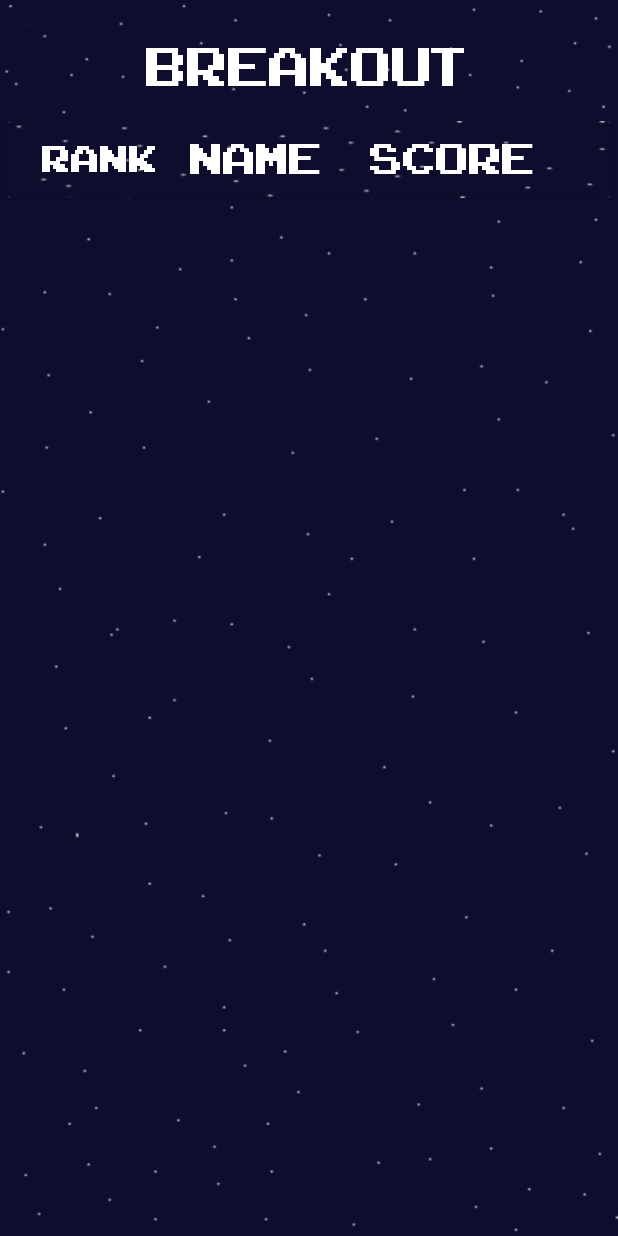
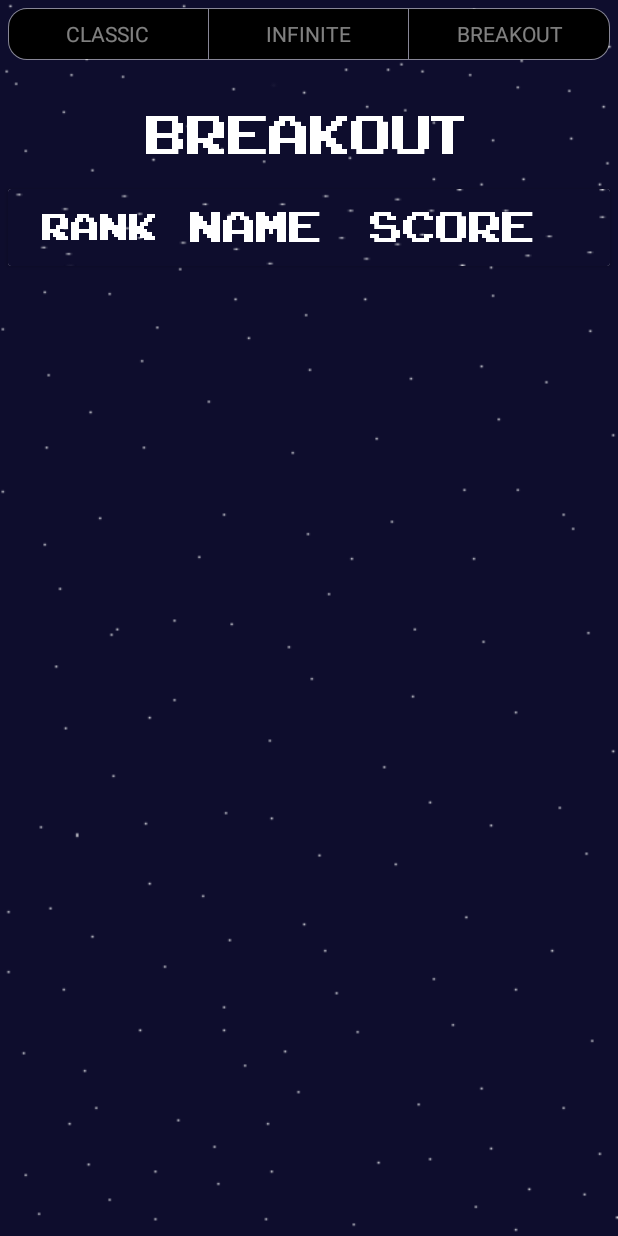
Before and after one commit to Quallthorn/PONG_Group, an Android app: the HighScore screen opened directly, with no data from a screen before it, on a phone screen of 412 x 824 dp. Run offline under Robolectric (Android 15) with nearby library versions, the phone set to English and light mode, and no system bars; libraries missing offline, so code that uses them is left out: io.realm, io.realm.annotations, org.bson.types; Roboto replaces fonts that are not available here; 2 statements that could not run were skipped.

Commit message:
Game type enum

```diff
--- a/app/src/main/java/com/example/pong_group/Controller/HighScore.kt
+++ b/app/src/main/java/com/example/pong_group/Controller/HighScore.kt
@@ -3,10 +3,13 @@ package com.example.pong_group.Controller
 import android.content.Intent
 import androidx.appcompat.app.AppCompatActivity
 import android.os.Bundle
+import android.widget.RadioButton
+import android.widget.RadioGroup
 import android.widget.TextView
 import androidx.recyclerview.widget.LinearLayoutManager
 import androidx.recyclerview.widget.RecyclerView
 import com.example.pong_group.Controller.App.Companion.instance
+import com.example.pong_group.Model.GameType
 import com.example.pong_group.Model.Scores
 import com.example.pong_group.Model.ScoresRealm
 import com.example.pong_group.R
@@ -16,6 +19,7 @@ class HighScore : AppCompatActivity() {
 
     var scoresList = mutableListOf<Scores>()
     private lateinit var titleText: TextView
+    lateinit var scoresRadioGroup: RadioGroup
 
     override fun onCreate(savedInstanceState: Bundle?) {
         super.onCreate(savedInstanceState)
@@ -30,14 +34,28 @@ class HighScore : AppCompatActivity() {
         }
 
         scoresList = when {
-            prefs.isClassicInterface -> ScoresRealm.retrieveScores("classic")
-            prefs.isInfiniteLevels -> ScoresRealm.retrieveScores("infinite")
-            else -> ScoresRealm.retrieveScores("breakout")
+            prefs.isClassicInterface -> ScoresRealm.retrieveScores(GameType.CLASSIC)
+            prefs.isInfiniteLevels -> ScoresRealm.retrieveScores(GameType.INFINITE)
+            else -> ScoresRealm.retrieveScores(GameType.BREAKOUT)
         }
+
+
         val listview = findViewById<RecyclerView>(R.id.scores_list)
         val adapter = HighScoreAdapter(scoresList)
         listview.adapter = adapter
         listview.layoutManager = LinearLayoutManager(instance)
+
+        scoresRadioGroup = findViewById(R.id.scoresRadioGroup)
+
+        scoresRadioGroup.setOnCheckedChangeListener { radioGroup, radioButtonID ->
+            val selectedRadioButton = radioGroup.findViewById<RadioButton>(radioButtonID)
+           scoresList = when (selectedRadioButton.text) {
+                "CLASSIC" -> ScoresRealm.retrieveScores(GameType.CLASSIC)
+                "INFINITE" -> ScoresRealm.retrieveScores(GameType.INFINITE)
+                else -> ScoresRealm.retrieveScores(GameType.BREAKOUT)
+            }
+            adapter.notifyDataSetChanged()
+        }
     }
 
     override fun onBackPressed() {
--- a/app/src/main/java/com/example/pong_group/Model/GameViewBreakout.kt
+++ b/app/src/main/java/com/example/pong_group/Model/GameViewBreakout.kt
@@ -67,16 +67,16 @@ class GameViewBreakout(context: Context) : SurfaceView(context), SurfaceHolder.C
     init {
         if (classic) {
             lives = 1
-            GameSettings.highScoreBreakoutClassic = ScoresRealm.findHighestScore("classic")
+            GameSettings.highScoreBreakoutClassic = ScoresRealm.findHighestScore(GameType.CLASSIC)
             SharedBreakout.ballSpeedStart = 10f
             SharedBreakout.brickCountX = 14
             SharedBreakout.brickCountY = 8
             colorArray = App.instance.resources.obtainTypedArray(R.array.breakout_bricks_classic)
         } else {
             if (infinite)
-                GameSettings.highScoreBreakoutInfinite = ScoresRealm.findHighestScore("infinite")
+                GameSettings.highScoreBreakoutInfinite = ScoresRealm.findHighestScore(GameType.INFINITE)
             else
-                GameSettings.highScoreBreakout = ScoresRealm.findHighestScore("breakout")
+                GameSettings.highScoreBreakout = ScoresRealm.findHighestScore(GameType.BREAKOUT)
             colorArray = App.instance.resources.obtainTypedArray(R.array.breakout_bricks)
             lives = 3
             SharedBreakout.ballSpeedStart = 15f
--- /dev/null
+++ b/app/src/main/res/drawable/txt_segmented.xml
@@ -0,0 +1,6 @@
+<?xml version="1.0" encoding="utf-8"?>
+<selector xmlns:android="http://schemas.android.com/apk/res/android">
+    <item android:color="@android:color/white" android:state_checked="true" />
+    <item android:color="@android:color/white" android:state_selected="true" />
+    <item android:color="@color/colorPrimary" />
+</selector>
--- a/app/src/main/res/layout/activity_high_score.xml
+++ b/app/src/main/res/layout/activity_high_score.xml
@@ -6,6 +6,58 @@
     android:layout_height="match_parent"
     tools:context=".Controller.HighScore"
     android:background="@drawable/star_background">
+
+
+    <RadioGroup
+        android:id="@+id/scoresRadioGroup"
+        android:layout_width="match_parent"
+        android:layout_height="45dp"
+        android:gravity="center"
+        android:orientation="horizontal"
+        android:paddingStart="5dp"
+        android:paddingTop="5dp"
+        android:paddingEnd="5dp"
+        android:paddingBottom="5dp"
+        app:layout_constraintEnd_toEndOf="parent"
+        app:layout_constraintHorizontal_bias="0.0"
+        app:layout_constraintStart_toStartOf="parent"
+        app:layout_constraintTop_toTopOf="parent">
+
+        <RadioButton
+            android:id="@+id/classicRadioButton"
+            android:layout_width="0dp"
+            android:layout_height="wrap_content"
+            android:layout_weight="1"
+            android:background="@drawable/btn_segmented_left"
+            android:button="@android:color/transparent"
+            android:gravity="center"
+            android:text= "CLASSIC"
+            android:textColor="@drawable/txt_segmented" />
+
+        <RadioButton
+            android:id="@+id/infiniteRadioButton"
+            android:layout_width="0dp"
+            android:layout_height="wrap_content"
+            android:layout_weight="1"
+            android:background="@drawable/btn_segmented_center"
+            android:button="@android:color/transparent"
+            android:gravity="center"
+            android:text="INFINITE"
+            android:textColor="@drawable/txt_segmented" />
+
+
+        <RadioButton
+            android:id="@+id/breakoutRadioButton"
+            android:layout_width="0dp"
+            android:layout_height="wrap_content"
+            android:layout_weight="1"
+            android:background="@drawable/btn_segmented_right"
+            android:button="@android:color/transparent"
+            android:gravity="center"
+            android:padding="2dp"
+            android:text="BREAKOUT"
+            android:textColor="@drawable/txt_segmented" />
+    </RadioGroup>
 
     <TextView
         android:id="@+id/game_title"
@@ -18,7 +70,7 @@
         android:textSize="50sp"
         app:layout_constraintEnd_toEndOf="parent"
         app:layout_constraintStart_toStartOf="parent"
-        app:layout_constraintTop_toTopOf="parent" />
+        app:layout_constraintTop_toBottomOf="@+id/scoresRadioGroup" />
 
     <androidx.cardview.widget.CardView
         android:id="@+id/cardView"
```
Also changed, not shown: app/src/main/java/com/example/pong_group/Controller/NameInputActivity.kt (+8 -7 lines), app/src/main/java/com/example/pong_group/Model/ScoresRealm.kt (+14 -8 lines).
